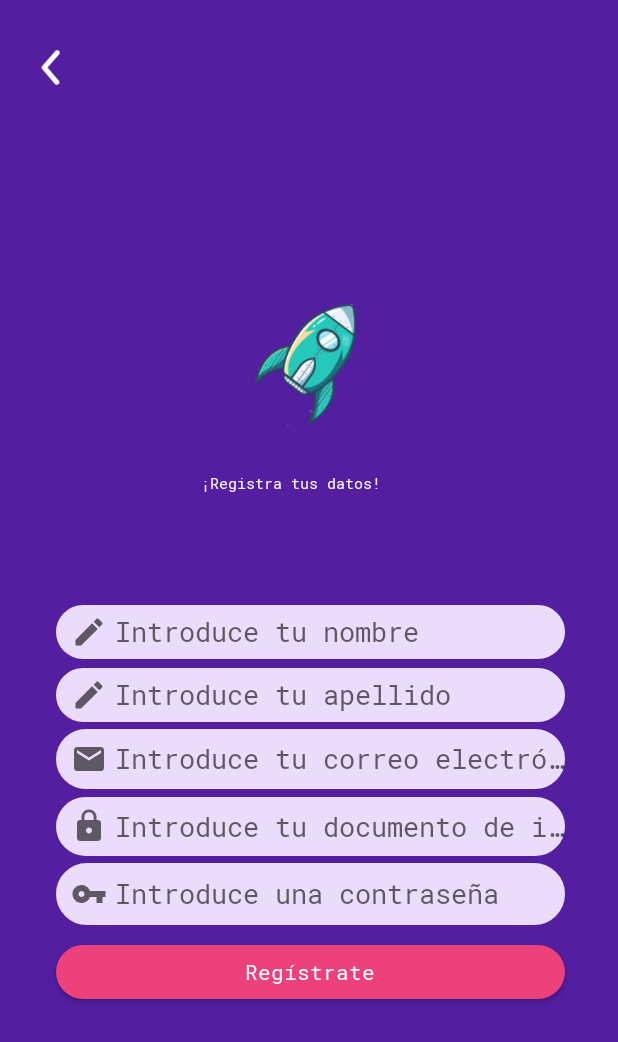
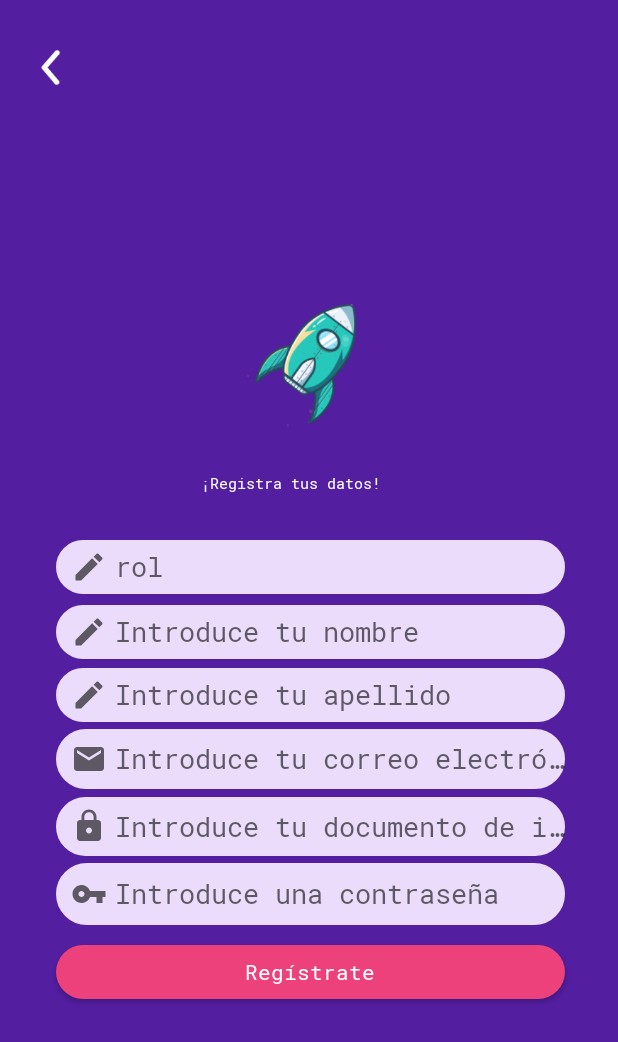
Before and after one commit to pachecollp/Educa_Play, an Android app: the registrar_estudiante screen opened directly, with no data from a screen before it, on a phone screen of 412 x 824 dp. Shown: the top 1042 px of the screen. Run offline under Robolectric (Android 15) with nearby library versions, the phone set to English and light mode, and no system bars.

Commit message:
hice algo

```diff
--- a/EducaPlay/app/src/main/java/com/paquete/educaplay/registrar_estudiante.java
+++ b/EducaPlay/app/src/main/java/com/paquete/educaplay/registrar_estudiante.java
@@ -11,14 +11,17 @@ import android.widget.Button;
 import android.widget.EditText;
 import android.widget.Toast;
 
+import java.nio.charset.StandardCharsets;
 import java.sql.Connection;
 import java.sql.DriverManager;
 import java.sql.PreparedStatement;
 import java.sql.SQLDataException;
 import java.sql.SQLException;
 
+import javax.crypto.EncryptedPrivateKeyInfo;
+
 public class registrar_estudiante extends AppCompatActivity {
-    EditText nom, ape, correo, cod, contra;
+    EditText nom, ape, correo, cod, contra, rol;
     Button btnregistrarse;
     String pasarusu;
     View img;
@@ -27,7 +30,7 @@ public class registrar_estudiante extends AppCompatActivity {
     protected void onCreate(Bundle savedInstanceState) {
         super.onCreate(savedInstanceState);
         setContentView(R.layout.activity_registrar_estudiante);
-        nom = (EditText) findViewById(R.id.nombre_docente);
+        nom = (EditText) findViewById(R.id.nombre_estudiante);
         ape = (EditText) findViewById(R.id.apellido_estudiante);
         correo = (EditText) findViewById(R.id.correo_estudiante);
         cod = (EditText) findViewById(R.id.codigo_estudiante);
@@ -35,6 +38,7 @@ public class registrar_estudiante extends AppCompatActivity {
         btnregistrarse = (Button) findViewById(R.id.btnregistro);
         img = (View)findViewById(R.id.img);
         pasarusu = correo.getText().toString().trim();
+        rol = (EditText) findViewById(R.id.rol);
         btnregistrarse.setOnClickListener(new View.OnClickListener() {
             @Override
             public void onClick(View view) {
@@ -67,12 +71,13 @@ public class registrar_estudiante extends AppCompatActivity {
     }
     public void agregarusuario(){
         try{
-            PreparedStatement pst = conexionBD().prepareStatement("insert into Usuarios values(?,?,?,?,?)");
-            pst.setString(1,nom.getText().toString());
-            pst.setString(2,ape.getText().toString());
-            pst.setString(3,correo.getText().toString());
+            PreparedStatement pst = conexionBD().prepareStatement("insert into Usuarios values(?,?,?,?,?,?)");
+            pst.setString(1,rol.getText().toString());
+            pst.setString(2,nom.getText().toString());
+            pst.setString(3,ape.getText().toString());
             pst.setString(4,cod.getText().toString());
-            pst.setString(5,contra.getText().toString());
+            pst.setString(5,correo.getText().toString());
+            pst.setString(6,contra.getText().toString());
             pst.executeUpdate();
             Toast.makeText(getApplicationContext(),"REGISTRO AGREGADO CORRECTAMENTE",Toast.LENGTH_SHORT).show();
         }catch (SQLDataException e){
--- a/EducaPlay/app/src/main/res/layout/activity_registrar_estudiante.xml
+++ b/EducaPlay/app/src/main/res/layout/activity_registrar_estudiante.xml
@@ -37,6 +37,21 @@
         android:textColor="@color/white"
         android:textAppearance="@style/c_mo_deseas" />
 
+    <EditText
+        android:id="@+id/rol"
+        android:layout_width="339dp"
+        android:layout_height="36dp"
+        android:layout_alignParentStart="true"
+        android:layout_alignParentTop="true"
+        android:layout_marginStart="37dp"
+        android:layout_marginTop="360dp"
+        android:background="@drawable/edittext"
+        android:drawableStart="@drawable/lapiz"
+        android:drawablePadding="5dp"
+        android:fontFamily="@font/roboto_mono"
+        android:hint="@string/rol"
+        android:paddingStart="10dp"
+        tools:ignore="RtlSymmetry" />
     <EditText
         android:id="@+id/nombre_estudiante"
         android:layout_width="339dp"
--- a/EducaPlay/app/src/main/res/values/strings.xml
+++ b/EducaPlay/app/src/main/res/values/strings.xml
@@ -42,4 +42,5 @@
     <string name="title_calificaciones">Calificaciones</string>
     <string name="title_modificaciones">Modificaciones</string>
     <string name="title_activity_main3">MainActivity3</string>
+    <string name="rol">rol</string>
 </resources>
```
Also changed, not shown: EducaPlay/app/src/main/java/com/paquete/educaplay/Connection/ConnectionClass.java (deleted, +0 -9 lines), EducaPlay/app/src/main/java/com/paquete/educaplay/Iniciar_estudiante.java (+4 -4 lines), EducaPlay/app/src/main/java/com/paquete/educaplay/ingresar_admin.java (+6 -6 lines).
